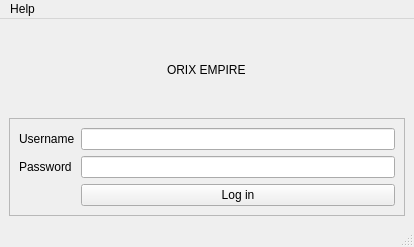
Qt form src/main/python/ui_designs/loginwindow.ui (JacksonRye/empireresturant) before a commit.
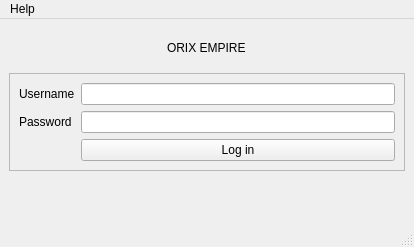
The same form after that commit.

What changed in the file:
```diff
--- a/src/main/python/ui_designs/loginwindow.ui
+++ b/src/main/python/ui_designs/loginwindow.ui
@@ -87,6 +87,13 @@
       </layout>
      </widget>
     </item>
+    <item alignment="Qt::AlignHCenter">
+     <widget class="QLabel" name="error_label">
+      <property name="text">
+       <string/>
+      </property>
+     </widget>
+    </item>
    </layout>
   </widget>
   <widget class="QMenuBar" name="menubar">
```
